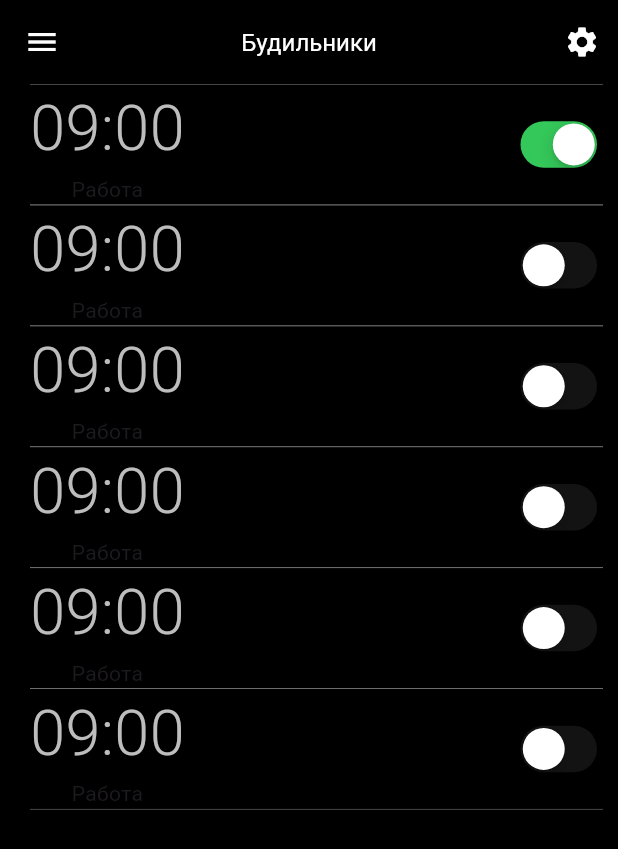
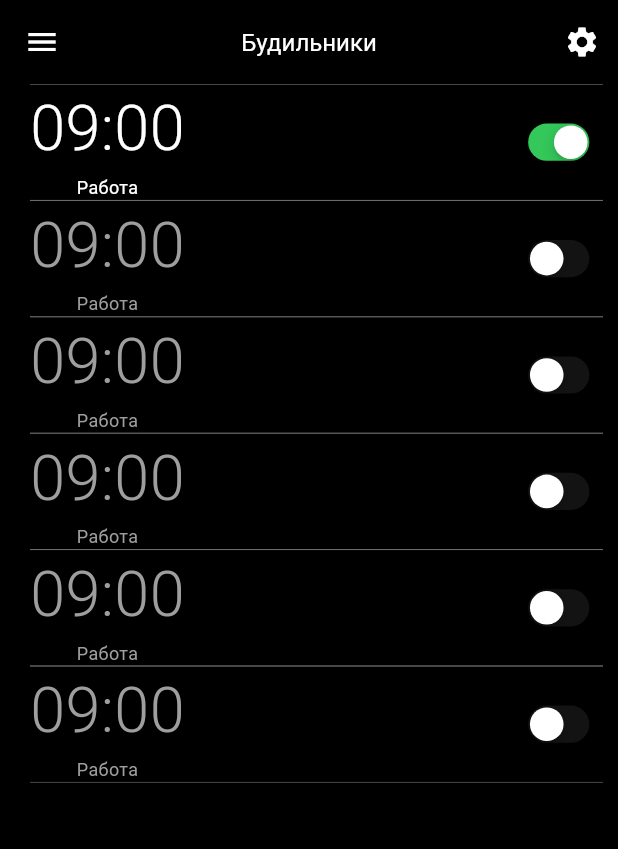
Before and after one commit to Tuuraa/CodeWake, a Flutter app: the screen it shows after launch, on a phone screen of 412 x 824 dp. Shown: the top 849 px of the screen. Run offline on Flutter 3.47's test engine with Material 3 defaults, Android fonts, the phone set to English and light mode, and no system bars.

Commit message:
almost done alarm item

```diff
--- a/lib/components/alarm_item.dart
+++ b/lib/components/alarm_item.dart
@@ -2,23 +2,19 @@ import 'package:flutter/cupertino.dart';
 import 'package:flutter/material.dart';
 
 // ignore: must_be_immutable
-class AlarmItem extends StatefulWidget {
+class AlarmItem extends StatelessWidget {
   String time;
   String name;
   bool isActive;
+
+  Color activeTextColor = Colors.white;
+  Color inactiveTextColor = Colors.grey;
 
   AlarmItem(
       {super.key,
       required this.time,
       required this.name,
       required this.isActive});
-
-  @override
-  State<AlarmItem> createState() => _AlarmItemState();
-}
-
-class _AlarmItemState extends State<AlarmItem> {
-  Color activeTextColor = Colors.white;
 
   @override
   Widget build(BuildContext context) {
@@ -34,17 +30,23 @@ class _AlarmItemState extends State<AlarmItem> {
             Column(
               children: [
                 Text(
-                  widget.time,
+                  time,
                   style: TextStyle(
-                      color: Colors.grey[400],
+                      color: isActive ? activeTextColor : inactiveTextColor,
                       fontSize: 42,
                       fontWeight: FontWeight.w300),
                 ),
-                Text(widget.name)
+                Text(name,
+                    style: TextStyle(
+                      color: isActive ? activeTextColor : inactiveTextColor,
+                      fontSize: 12,
+                    ))
               ],
             ),
             const Spacer(),
-            CupertinoSwitch(value: widget.isActive, onChanged: (value) {})
+            Transform.scale(
+                scale: 0.8,
+                child: CupertinoSwitch(value: isActive, onChanged: (value) {}))
           ],
         ),
       ),
```
